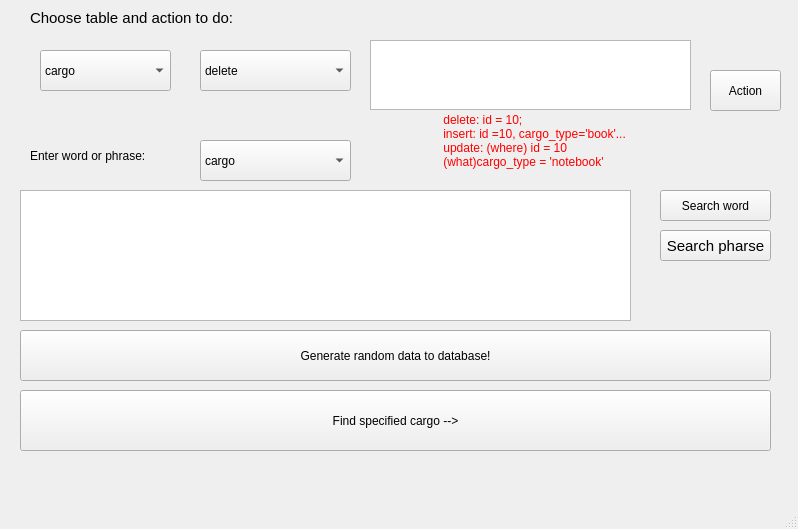
This is BD_lab2/ui.ui in Janengh69/KV72_DOROSH_BD as Qt 5 draws it before an edit. The edited form follows.
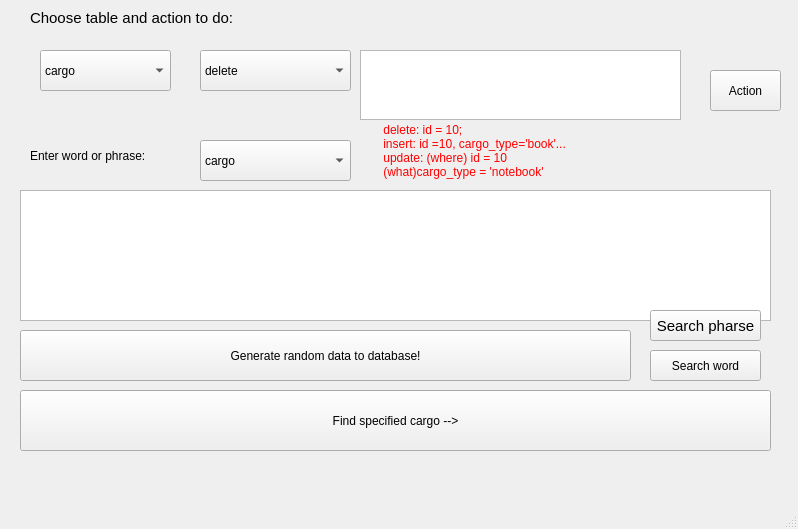
This is the edited form.

```diff
--- a/BD_lab2/ui.ui
+++ b/BD_lab2/ui.ui
@@ -112,8 +112,8 @@
    <widget class="QTextEdit" name="textEdit">
     <property name="geometry">
      <rect>
-      <x>370</x>
-      <y>40</y>
+      <x>360</x>
+      <y>50</y>
       <width>321</width>
       <height>70</height>
      </rect>
@@ -124,7 +124,7 @@
      <rect>
       <x>20</x>
       <y>330</y>
-      <width>751</width>
+      <width>611</width>
       <height>51</height>
      </rect>
     </property>
@@ -137,7 +137,7 @@
      <rect>
       <x>20</x>
       <y>190</y>
-      <width>611</width>
+      <width>751</width>
       <height>131</height>
      </rect>
     </property>
@@ -146,6 +146,16 @@
       <pointsize>9</pointsize>
      </font>
     </property>
+    <property name="autoFormatting">
+     <set>QTextEdit::AutoAll</set>
+    </property>
+    <property name="html">
+     <string>&lt;!DOCTYPE HTML PUBLIC &quot;-//W3C//DTD HTML 4.0//EN&quot; &quot;http://www.w3.org/TR/REC-html40/strict.dtd&quot;&gt;
+&lt;html&gt;&lt;head&gt;&lt;meta name=&quot;qrichtext&quot; content=&quot;1&quot; /&gt;&lt;style type=&quot;text/css&quot;&gt;
+p, li { white-space: pre-wrap; }
+&lt;/style&gt;&lt;/head&gt;&lt;body style=&quot; font-family:'Cantarell'; font-size:9pt; font-weight:400; font-style:normal;&quot;&gt;
+&lt;p style=&quot;-qt-paragraph-type:empty; margin-top:0px; margin-bottom:0px; margin-left:0px; margin-right:0px; -qt-block-indent:0; text-indent:0px;&quot;&gt;&lt;br /&gt;&lt;/p&gt;&lt;/body&gt;&lt;/html&gt;</string>
+    </property>
    </widget>
    <widget class="QLabel" name="labelSearch">
     <property name="geometry">
@@ -176,8 +186,8 @@
    <widget class="QPushButton" name="search">
     <property name="geometry">
      <rect>
-      <x>660</x>
-      <y>190</y>
+      <x>650</x>
+      <y>350</y>
       <width>111</width>
       <height>31</height>
      </rect>
@@ -237,8 +247,8 @@
    <widget class="QPushButton" name="pushButton_3">
     <property name="geometry">
      <rect>
-      <x>660</x>
-      <y>230</y>
+      <x>650</x>
+      <y>310</y>
       <width>111</width>
       <height>31</height>
      </rect>
@@ -255,8 +265,8 @@
    <widget class="QLabel" name="info">
     <property name="geometry">
      <rect>
-      <x>440</x>
-      <y>110</y>
+      <x>380</x>
+      <y>120</y>
       <width>241</width>
       <height>61</height>
      </rect>
@@ -281,8 +291,8 @@
      <rect>
       <x>370</x>
       <y>10</y>
-      <width>201</width>
-      <height>20</height>
+      <width>401</width>
+      <height>31</height>
      </rect>
     </property>
     <property name="styleSheet">
@@ -292,6 +302,22 @@
      <string/>
     </property>
    </widget>
+   <widget class="QLabel" name="gen_label">
+    <property name="geometry">
+     <rect>
+      <x>670</x>
+      <y>340</y>
+      <width>63</width>
+      <height>20</height>
+     </rect>
+    </property>
+    <property name="styleSheet">
+     <string notr="true">color:red</string>
+    </property>
+    <property name="text">
+     <string/>
+    </property>
+   </widget>
   </widget>
   <widget class="QMenuBar" name="menubar">
    <property name="geometry">
```
